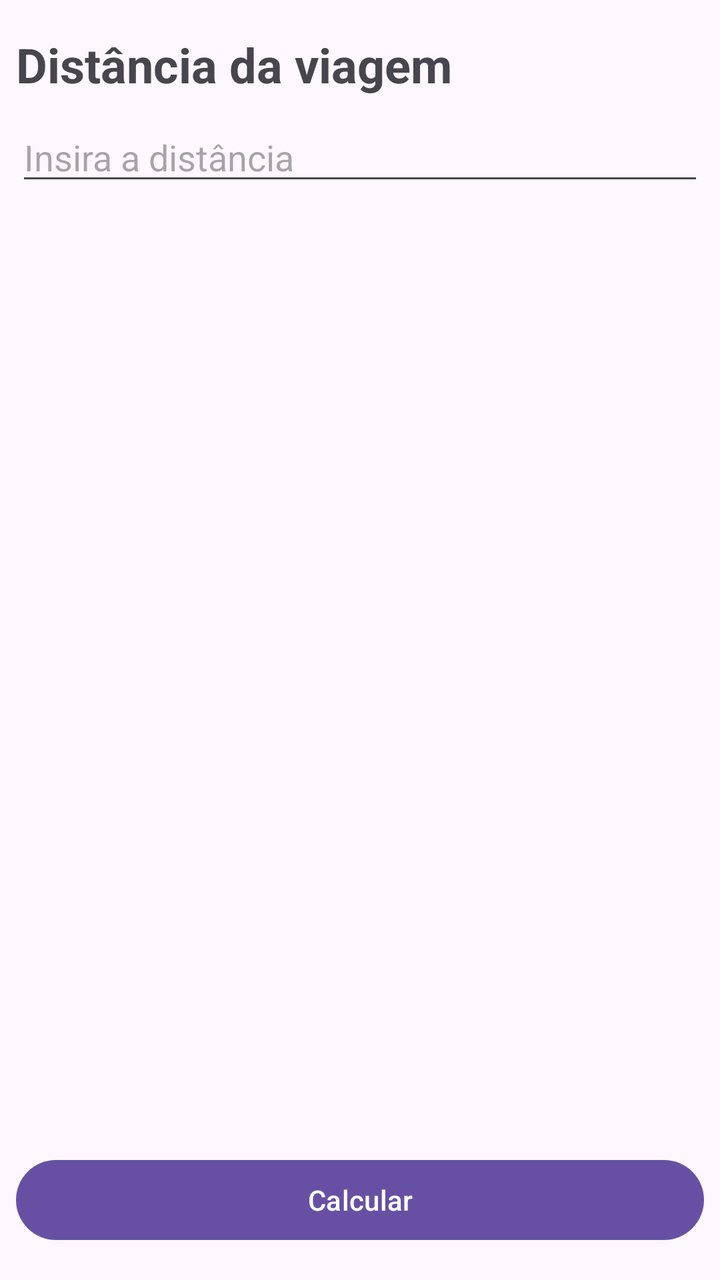
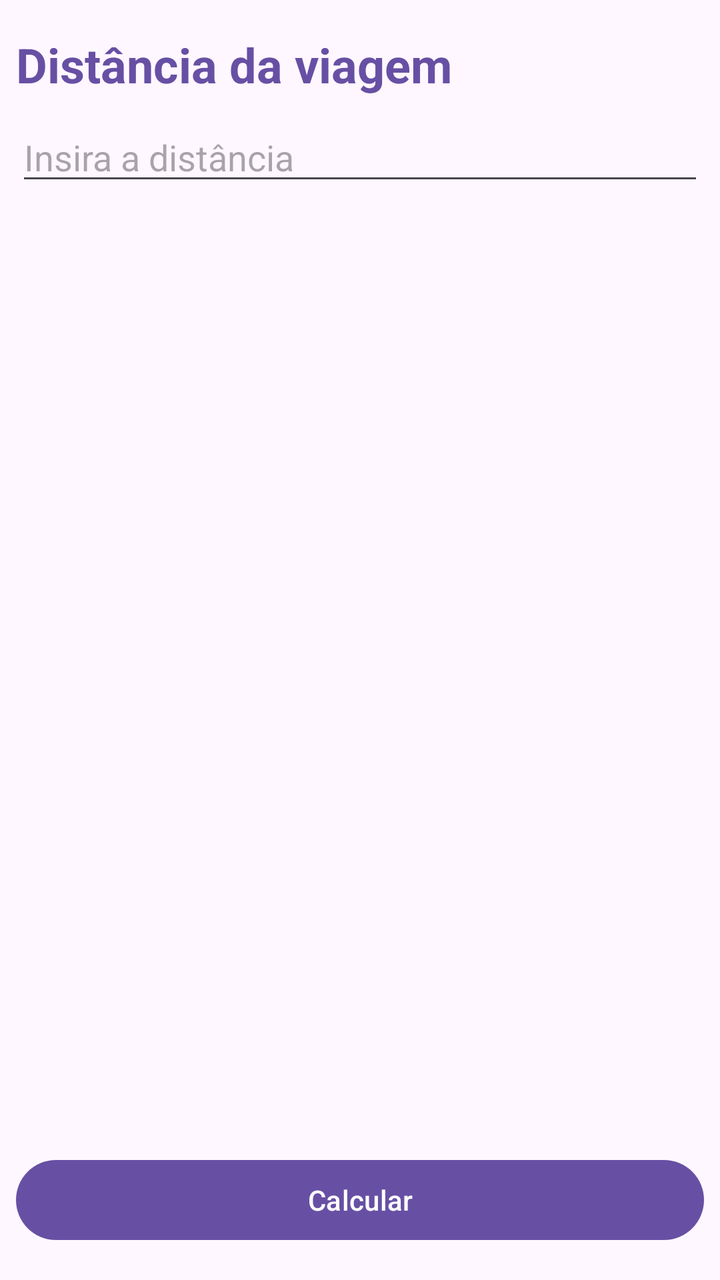

An Android layout rendered at two revisions. The XML below is the earlier revision; the diff shows what the commit changed to produce the second picture.
<!-- AndroidManifest.xml: application theme Theme.FuelCalculator -->
<!-- res/layout/activity_distancia.xml -->
<?xml version="1.0" encoding="utf-8"?>
<androidx.constraintlayout.widget.ConstraintLayout xmlns:android="http://schemas.android.com/apk/res/android"
    xmlns:app="http://schemas.android.com/apk/res-auto"
    xmlns:tools="http://schemas.android.com/tools"
    android:id="@+id/main"
    android:layout_width="match_parent"
    android:layout_height="match_parent"
    tools:context=".DistanciaActivity">

    <EditText
        android:id="@+id/edtDistancia"
        android:layout_width="0dp"
        android:layout_height="wrap_content"
        android:layout_marginStart="8dp"
        android:layout_marginTop="8dp"
        android:layout_marginEnd="8dp"
        android:ems="10"
        android:hint="Insira a distância"
        android:inputType="number"
        app:layout_constraintEnd_toEndOf="parent"
        app:layout_constraintStart_toStartOf="parent"
        app:layout_constraintTop_toBottomOf="@+id/tvTituloDistancia" />

    <Button
        android:id="@+id/btnDistanciaCalcular"
        android:layout_width="0dp"
        android:layout_height="wrap_content"
        android:layout_marginStart="8dp"
        android:layout_marginEnd="8dp"
        android:layout_marginBottom="16dp"
        android:text="Calcular"
        app:layout_constraintBottom_toBottomOf="parent"
        app:layout_constraintEnd_toEndOf="parent"
        app:layout_constraintStart_toStartOf="parent" />

    <TextView
        android:id="@+id/tvTituloDistancia"
        android:layout_width="wrap_content"
        android:layout_height="wrap_content"
        android:layout_marginStart="8dp"
        android:layout_marginTop="16dp"
        android:text="Distância da viagem"
        android:textSize="24sp"
        android:textStyle="bold"
        app:layout_constraintStart_toStartOf="parent"
        app:layout_constraintTop_toTopOf="parent" />

</androidx.constraintlayout.widget.ConstraintLayout>
<!-- resources referenced by this layout -->
<resources>
  <style name="Theme.FuelCalculator" parent="Base.Theme.FuelCalculator" />
  <style name="Base.Theme.FuelCalculator" parent="Theme.Material3.DayNight.NoActionBar">
          
          
      </style>
</resources>

<!-- the commit's change to res/layout/activity_distancia.xml (unified diff, before → after) -->
@@ -40,6 +40,7 @@
         android:layout_marginStart="8dp"
         android:layout_marginTop="16dp"
         android:text="Distância da viagem"
+        android:textColor="#ff6750a4"
         android:textSize="24sp"
         android:textStyle="bold"
         app:layout_constraintStart_toStartOf="parent"
